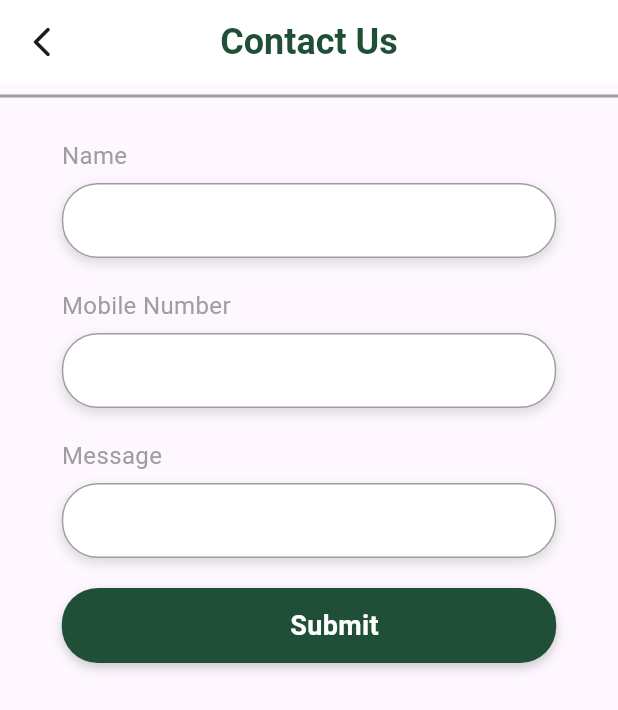
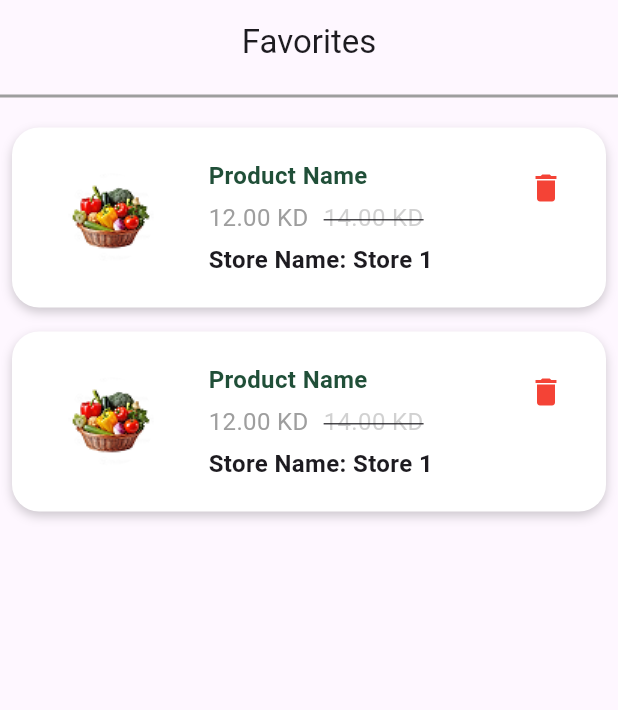
Before and after one commit to elne7/Fruits-App, a Flutter app: the screen it shows after launch, on a phone screen of 412 x 824 dp. Shown: the top 710 px of the screen. Run offline on Flutter 3.47's test engine with Material 3 defaults, Android fonts, the phone set to English and light mode, and no system bars.

Commit message:
Create favorite view

```diff
--- /dev/null
+++ b/lib/features/favorite/presentation/views/favorite_view.dart
@@ -0,0 +1,11 @@
+import 'package:flutter/material.dart';
+import 'package:fruits_app/features/favorite/presentation/widgets/favorites_view_body.dart';
+
+class FavoriteView extends StatelessWidget {
+  const FavoriteView({super.key});
+
+  @override
+  Widget build(BuildContext context) {
+    return FavoritesViewBody();
+  }
+}
--- /dev/null
+++ b/lib/features/favorite/presentation/widgets/favorite_item.dart
@@ -0,0 +1,96 @@
+import 'package:flutter/material.dart';
+import 'package:fruits_app/core/constants/colors.dart';
+
+class FavoriteItem extends StatelessWidget {
+  const FavoriteItem({super.key});
+
+  @override
+  Widget build(BuildContext context) {
+    return Padding(
+      padding: const EdgeInsets.all(8.0),
+      child: Container(
+        height: 120,
+        width: MediaQuery.of(context).size.width * 0.8,
+        decoration: BoxDecoration(
+          color: Colors.white,
+          borderRadius: BorderRadius.circular(18),
+          boxShadow: [
+            BoxShadow(
+              color: Colors.black.withAlpha(50),
+              blurRadius: 5,
+              offset: const Offset(0, 3),
+            ),
+          ],
+        ),
+        child: Padding(
+          padding: const EdgeInsets.all(16.0),
+          child: Row(
+            mainAxisAlignment: MainAxisAlignment.start,
+            children: [
+              CircleAvatar(
+                radius: 50,
+                backgroundColor: Colors.white,
+                child: ClipRRect(
+                  borderRadius: BorderRadius.circular(30),
+                  child: Image.asset(
+                    'assets/imgs/favorite product item.png',
+                    fit: BoxFit.cover,
+                  ),
+                ),
+              ),
+              const SizedBox(width: 15),
+              Column(
+                mainAxisAlignment: MainAxisAlignment.center,
+                crossAxisAlignment: CrossAxisAlignment.start,
+                children: [
+                  const Text(
+                    'Product Name',
+                    style: TextStyle(
+                      fontSize: 16,
+                      color: kPrimaryColor,
+                      fontWeight: FontWeight.bold,
+                    ),
+                  ),
+                  const SizedBox(height: 5),
+                  Row(
+                    children: [
+                      const Text(
+                        '12.00 KD',
+                        style: TextStyle(fontSize: 16, color: Colors.grey),
+                      ),
+                      const SizedBox(width: 10),
+                      Text(
+                        '14.00 KD',
+                        style: TextStyle(
+                          fontSize: 16,
+                          color: Colors.grey.withAlpha(120),
+                          decoration: TextDecoration.lineThrough,
+                        ),
+                      ),
+                    ],
+                  ),
+                  const SizedBox(height: 5),
+                  const Text(
+                    'Store Name: Store 1',
+                    style: TextStyle(fontSize: 16, fontWeight: FontWeight.bold),
+                  ),
+                ],
+              ),
+              const Spacer(),
+              Column(
+                children: [
+                  IconButton(
+                    icon: const Icon(Icons.delete, color: Colors.red),
+                    onPressed: () {
+                      // Handle delete action
+                    },
+                  ),
+                ],
+              ),
+            ],
+          ),
+        ),
+      ),
+    );
+  }
+}
--- /dev/null
+++ b/lib/features/favorite/presentation/widgets/favorites_view_body.dart
@@ -0,0 +1,27 @@
+import 'package:flutter/material.dart';
+import 'package:fruits_app/features/favorite/presentation/widgets/favorite_item.dart';
+
+class FavoritesViewBody extends StatelessWidget {
+  const FavoritesViewBody({super.key});
+
+  @override
+  Widget build(BuildContext context) {
+    return Scaffold(
+      appBar: AppBar(title: const Text('Favorites'), centerTitle: true),
+      body: Column(
+        mainAxisAlignment: MainAxisAlignment.start,
+        children: [
+          Divider(color: Colors.grey, thickness: 2),
+          const SizedBox(height: 5),
+          ListView.builder(
+            shrinkWrap: true,
+            itemCount: 2,
+            itemBuilder: (context, index) {
+              return FavoriteItem();
+            },
+          ),
+        ],
+      ),
+    );
+  }
+}
--- a/lib/main.dart
+++ b/lib/main.dart
@@ -1,5 +1,6 @@
 import 'package:flutter/material.dart';
-import 'package:fruits_app/features/contact_us/presentation/views/contact_us_view.dart';
+import 'package:fruits_app/features/favorite/presentation/widgets/favorites_view_body.dart';
+// import 'package:fruits_app/features/contact_us/presentation/views/contact_us_view.dart';
 // import 'package:fruits_app/features/terms&conditions/terms_view.dart';
 // import 'package:fruits_app/features/home/presentation/widgets/home_view_body.dart';
 // import 'package:fruits_app/features/registeration/presentation/views/otp_confirmation_view.dart';
@@ -25,7 +26,7 @@ class MyApp extends StatelessWidget {
       theme: ThemeData(
         colorScheme: ColorScheme.fromSeed(seedColor: Colors.deepPurple),
       ),
-      home: const ContactUsView(),
+      home: const FavoritesViewBody(),
     );
   }
 }
```
Also changed, not shown: assets/imgs/favorite product item.png (added).
